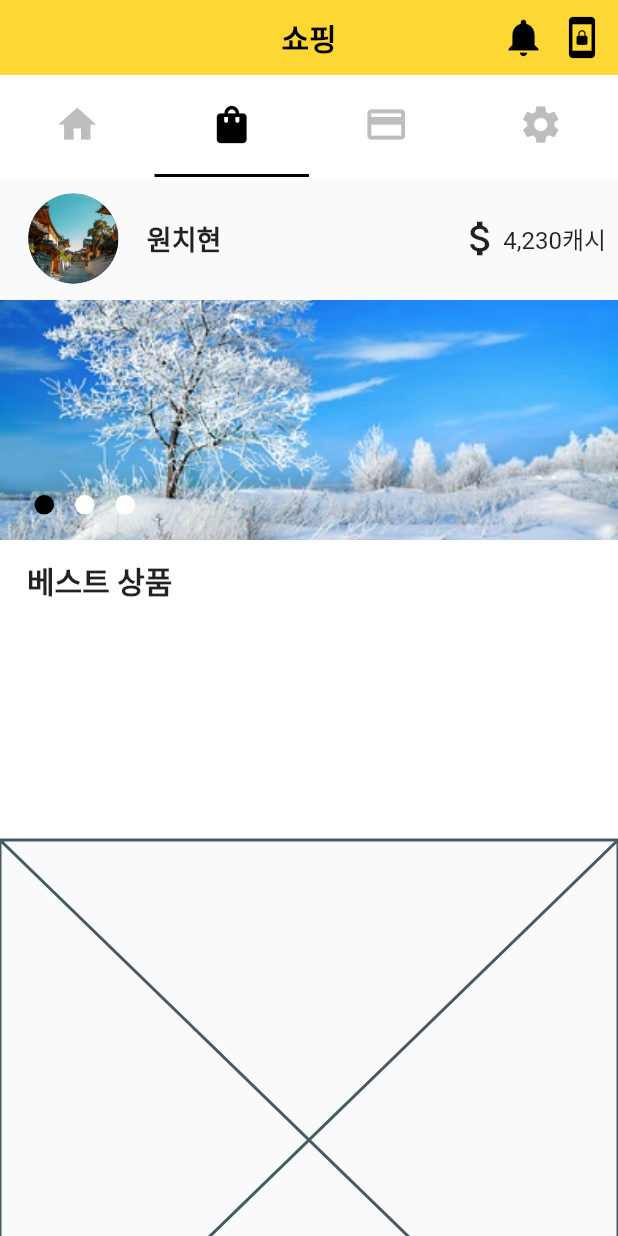
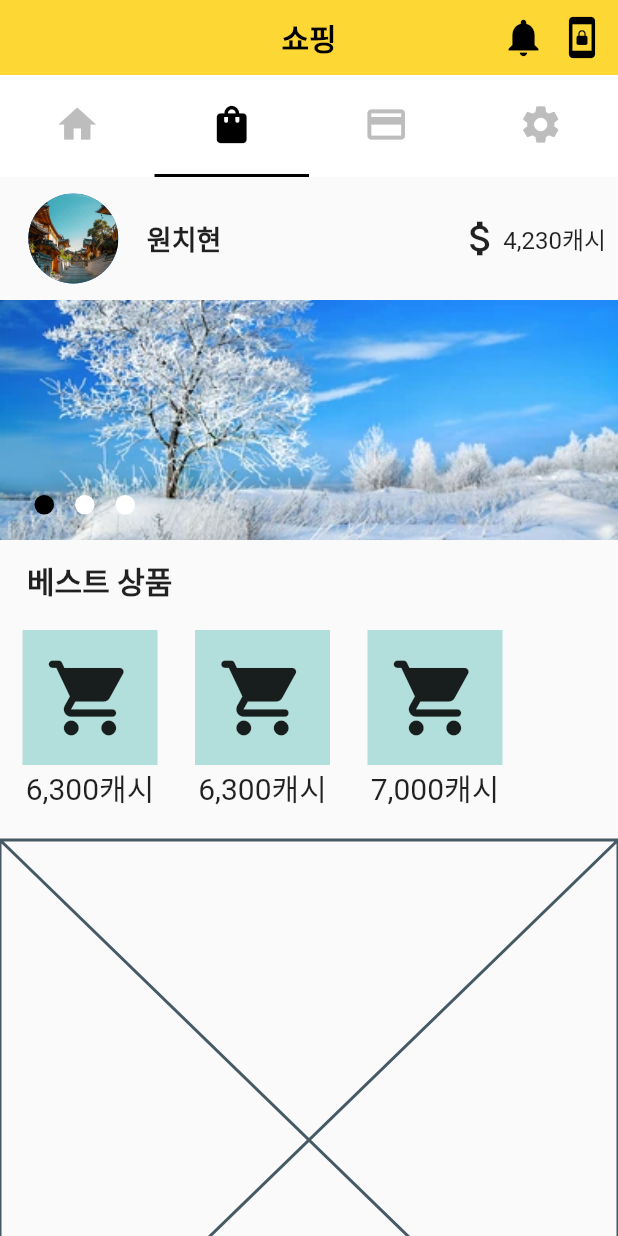
Before and after one commit to chihyeonwon/pedometer, a Flutter app: the screen it shows after launch, tab 2 chosen, on a phone screen of 412 x 824 dp. Run offline on Flutter 3.47's test engine with Material 2 defaults, Android fonts, the phone set to English and light mode, and no system bars; drawn by our look-alikes of carousel_slider.

Commit message:
ShoppingScreen Middle 베스트 상품 아이콘 추가

```diff
--- a/lib/Screen/shopping_screen.dart
+++ b/lib/Screen/shopping_screen.dart
@@ -138,8 +138,8 @@ class _MiddleState extends State<Middle> {
             ),
           ],
         ),
-        Container(
-            color: Colors.white,
+        Material(
+          child: Container(
            height: 200.0,
               child: Stack(children: [
                 Positioned(
@@ -149,7 +149,97 @@ class _MiddleState extends State<Middle> {
                       style:
                           TextStyle(fontSize: 20.0, fontWeight: FontWeight.w600)),
                 ),
+                Stack(
+                  children: [
+                    Positioned(
+                      top:60.0,
+                      left:15.0,
+                      child: Container(
+                        child: Row(
+                          children: [
+                            Padding(
+                              padding: const EdgeInsets.only(right: 25.0),
+                              child: InkWell(
+                                onTap:(){ }, // 상품 페이지로 이동
+                                child: Column(
+                                  children: [
+                                    Ink(
+                                      width: 90.0,
+                                      height: 90.0,
+                                      decoration: BoxDecoration(
+                                        color:Colors.teal[100],
+                                      ),
+                                      child: Icon(
+                                        Icons.shopping_cart_rounded,
+                                        size: 60.0,
+                                      ),
+                                    ),
+                                    Text('6,300캐시',
+                                        style: TextStyle(
+                                          fontSize: 20.0,
+                                        ))
+                                  ],
+                                ),
+                              ),
+                            ),
+                            Padding(
+                              padding: const EdgeInsets.only(right: 25.0),
+                              child: InkWell(
+                                onTap:(){ }, // 상품 페이지로 이동
+                                child: Column(
+                                  children: [
+                                    Ink(
+                                      width: 90.0,
+                                      height: 90.0,
+                                      decoration: BoxDecoration(
+                                        color:Colors.teal[100],
+                                      ),
+                                      child: Icon(
+                                        Icons.shopping_cart_rounded,
+                                        size: 60.0,
+                                      ),
+                                    ),
+                                    Text('6,300캐시',
+                                        style: TextStyle(
+                                          fontSize: 20.0,
+                                        ))
+                                  ],
+                                ),
+                              ),
+                            ),
+                            Padding(
+                              padding: const EdgeInsets.only(right: 25.0),
+                              child: InkWell(
+                                onTap:(){ }, // 상품 페이지로 이동
+                                child: Column(
+                                  children: [
+                                    Ink(
+                                      width: 90.0,
+                                      height: 90.0,
+                                      decoration: BoxDecoration(
+                                        color:Colors.teal[100],
+                                      ),
+                                      child: Icon(
+                                        Icons.shopping_cart_rounded,
+                                        size: 60.0,
+                                      ),
+                                    ),
+                                    Text('7,000캐시',
+                                        style: TextStyle(
+                                          fontSize: 20.0,
+                                        ))
+                                  ],
+                                ),
+                              ),
+                            ),
+                          ],
+                        ),
+                      ),
+                    ),
+                  ],
+                ),
               ])),
+        ),
       ],
     ));
   }
```
Lines whose indentation alone changed are shown as unchanged.
